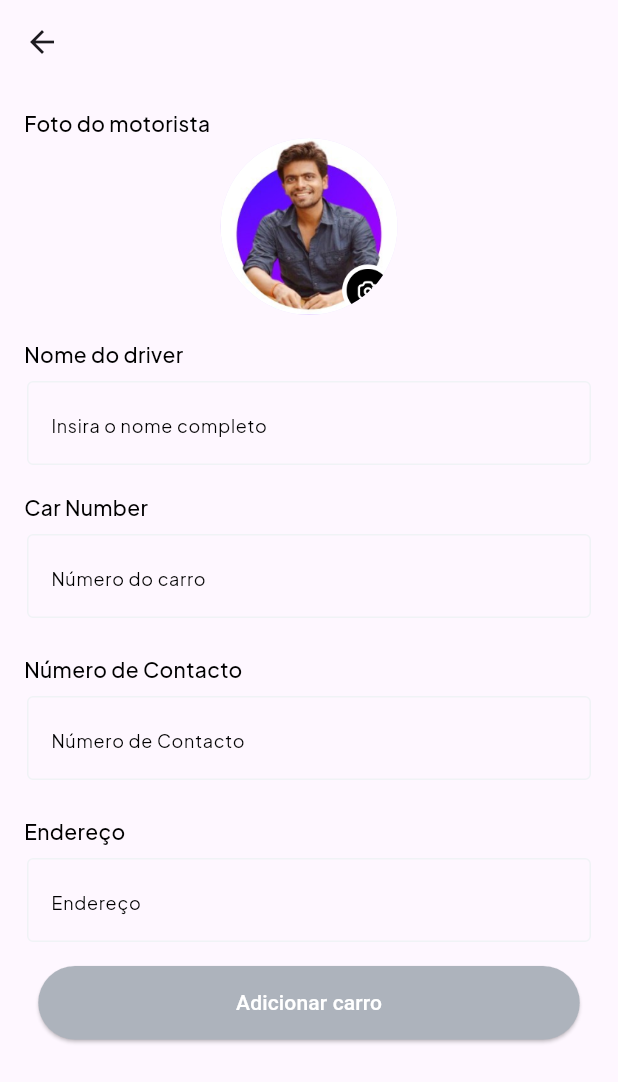
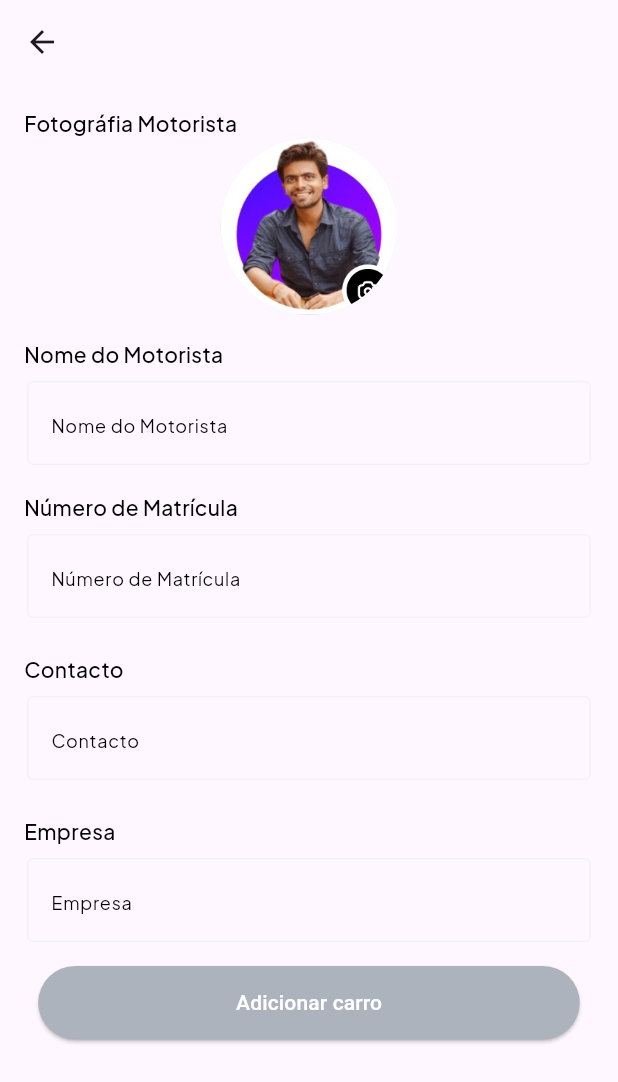
Before and after one commit to fwdAndroid/park_management, a Flutter app: the AddVehicle screen opened directly with empty values, on a phone screen of 412 x 824 dp. Shown: the top 1082 px of the screen. Run offline on Flutter 3.47's test engine with Material 3 defaults, Android fonts, the light colour scheme and no system bars; our stand-ins replace cloud_firestore, firebase_auth, firebase_core, firebase_storage, google_fonts, image_picker and 1 more; accounts and stored records are empty; Roboto replaces fonts that are missing (Mulish).

Commit message:
Some Changes

```diff
--- a/lib/screens/add/add_vehicle.dart
+++ b/lib/screens/add/add_vehicle.dart
@@ -46,7 +46,7 @@ class _AddVehicleState extends State<AddVehicle> {
               child: Align(
                 alignment: AlignmentDirectional.topStart,
                 child: Text(
-                  'Foto do motorista',
+                  'Fotográfia Motorista',
                   style: GoogleFonts.plusJakartaSans(
                       color: black, fontWeight: FontWeight.w500, fontSize: 14),
                 ),
@@ -77,7 +77,7 @@ class _AddVehicleState extends State<AddVehicle> {
                   child: Align(
                     alignment: AlignmentDirectional.topStart,
                     child: Text(
-                      'Nome do driver',
+                      'Nome do Motorista',
                       style: GoogleFonts.plusJakartaSans(
                           color: black,
                           fontWeight: FontWeight.w500,
@@ -100,7 +100,7 @@ class _AddVehicleState extends State<AddVehicle> {
                             borderSide: BorderSide(color: borderColor)),
                         border: OutlineInputBorder(
                             borderSide: BorderSide(color: borderColor)),
-                        hintText: "Insira o nome completo",
+                        hintText: "Nome do Motorista",
                         hintStyle: GoogleFonts.plusJakartaSans(
                             color: black, fontSize: 12)),
                   ),
@@ -114,7 +114,7 @@ class _AddVehicleState extends State<AddVehicle> {
                   child: Align(
                     alignment: AlignmentDirectional.topStart,
                     child: Text(
-                      'Car Number',
+                      'Número de Matrícula',
                       style: GoogleFonts.plusJakartaSans(
                           color: black,
                           fontWeight: FontWeight.w500,
@@ -137,7 +137,7 @@ class _AddVehicleState extends State<AddVehicle> {
                             borderSide: BorderSide(color: borderColor)),
                         border: OutlineInputBorder(
                             borderSide: BorderSide(color: borderColor)),
-                        hintText: "Número do carro",
+                        hintText: "Número de Matrícula",
                         hintStyle: GoogleFonts.plusJakartaSans(
                             color: black, fontSize: 12)),
                   ),
@@ -151,7 +151,7 @@ class _AddVehicleState extends State<AddVehicle> {
                   child: Align(
                     alignment: AlignmentDirectional.topStart,
                     child: Text(
-                      'Número de Contacto',
+                      'Contacto',
                       style: GoogleFonts.plusJakartaSans(
                           color: black,
                           fontWeight: FontWeight.w500,
@@ -175,7 +175,7 @@ class _AddVehicleState extends State<AddVehicle> {
                             borderSide: BorderSide(color: borderColor)),
                         border: OutlineInputBorder(
                             borderSide: BorderSide(color: borderColor)),
-                        hintText: "Número de Contacto",
+                        hintText: "Contacto",
                         hintStyle: GoogleFonts.plusJakartaSans(
                             color: black, fontSize: 12)),
                   ),
@@ -189,7 +189,7 @@ class _AddVehicleState extends State<AddVehicle> {
                   child: Align(
                     alignment: AlignmentDirectional.topStart,
                     child: Text(
-                      'Endereço',
+                      'Empresa',
                       style: GoogleFonts.plusJakartaSans(
                           color: black,
                           fontWeight: FontWeight.w500,
@@ -213,7 +213,7 @@ class _AddVehicleState extends State<AddVehicle> {
                             borderSide: BorderSide(color: borderColor)),
                         border: OutlineInputBorder(
                             borderSide: BorderSide(color: borderColor)),
-                        hintText: "Endereço",
+                        hintText: "Empresa",
                         hintStyle: GoogleFonts.plusJakartaSans(
                             color: black, fontSize: 12)),
                   ),
--- a/lib/screens/pages/home_page.dart
+++ b/lib/screens/pages/home_page.dart
@@ -15,11 +15,7 @@ class HomePage extends StatefulWidget {
 
 class _HomePageState extends State<HomePage> {
   String dropdownvalue = 'Carro';
-  var items = [
-    'Carro',
-    'Ciclo do motor',
-    'Camião',
-  ];
+  var items = ['Carro', 'Moto', 'Camião', 'Maquina', 'Outro'];
   @override
   Widget build(BuildContext context) {
     return Scaffold(
--- a/lib/screens/view/car_verify.dart
+++ b/lib/screens/view/car_verify.dart
@@ -35,7 +35,7 @@ class _CarVerfiyState extends State<CarVerfiy> {
         iconTheme: IconThemeData(color: black),
         centerTitle: true,
         title: Text(
-          "Mapa de Estacionamento",
+          "Visualize veículos registados",
           style: TextStyle(color: black),
         ),
       ),
```
